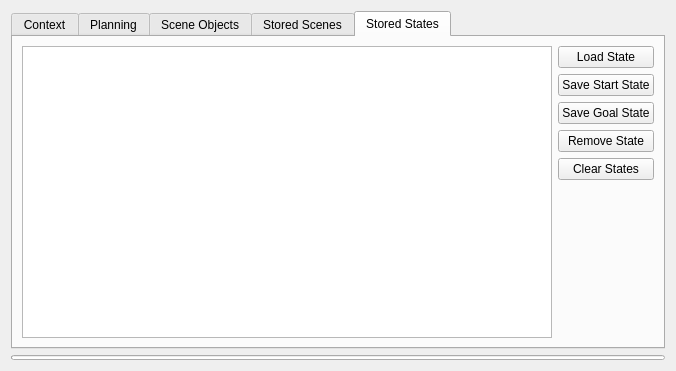
Before: the Qt Designer form visualization/motion_planning_rviz_plugin/src/ui/motion_planning_rviz_plugin_frame.ui in moveit/moveit, drawn with Qt 5.
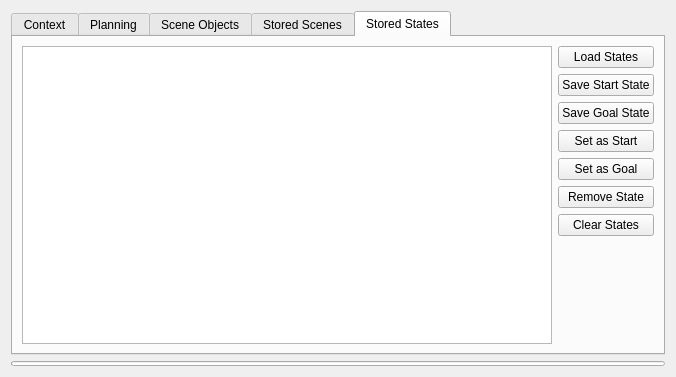
After: the same form once the commit is applied. The open tabs and pages were chosen to show the change.

Commit message: added 'set as start' and 'set as goal' buttons to states tab

Patch:
```diff
--- a/visualization/motion_planning_rviz_plugin/src/ui/motion_planning_rviz_plugin_frame.ui
+++ b/visualization/motion_planning_rviz_plugin/src/ui/motion_planning_rviz_plugin_frame.ui
@@ -7,7 +7,7 @@
     <x>0</x>
     <y>0</y>
     <width>676</width>
-    <height>371</height>
+    <height>377</height>
    </rect>
   </property>
   <property name="windowTitle">
@@ -1069,7 +1069,7 @@
          <item>
           <widget class="QPushButton" name="load_state_button">
            <property name="text">
-            <string>Load State</string>
+            <string>Load States</string>
            </property>
           </widget>
          </item>
@@ -1087,6 +1087,20 @@
            </property>
           </widget>
          </item>
+         <item>
+          <widget class="QPushButton" name="set_as_start_state_button">
+           <property name="text">
+            <string>Set as Start</string>
+           </property>
+          </widget>
+         </item>
+         <item>
+          <widget class="QPushButton" name="set_as_goal_state_button">
+           <property name="text">
+            <string>Set as Goal</string>
+           </property>
+          </widget>
+         </item>
          <item>
           <widget class="QPushButton" name="remove_state_button">
            <property name="text">
```
Left out of the diff: 8 changed lines with no effect on the pictures. The commit also changes 3 other files.
